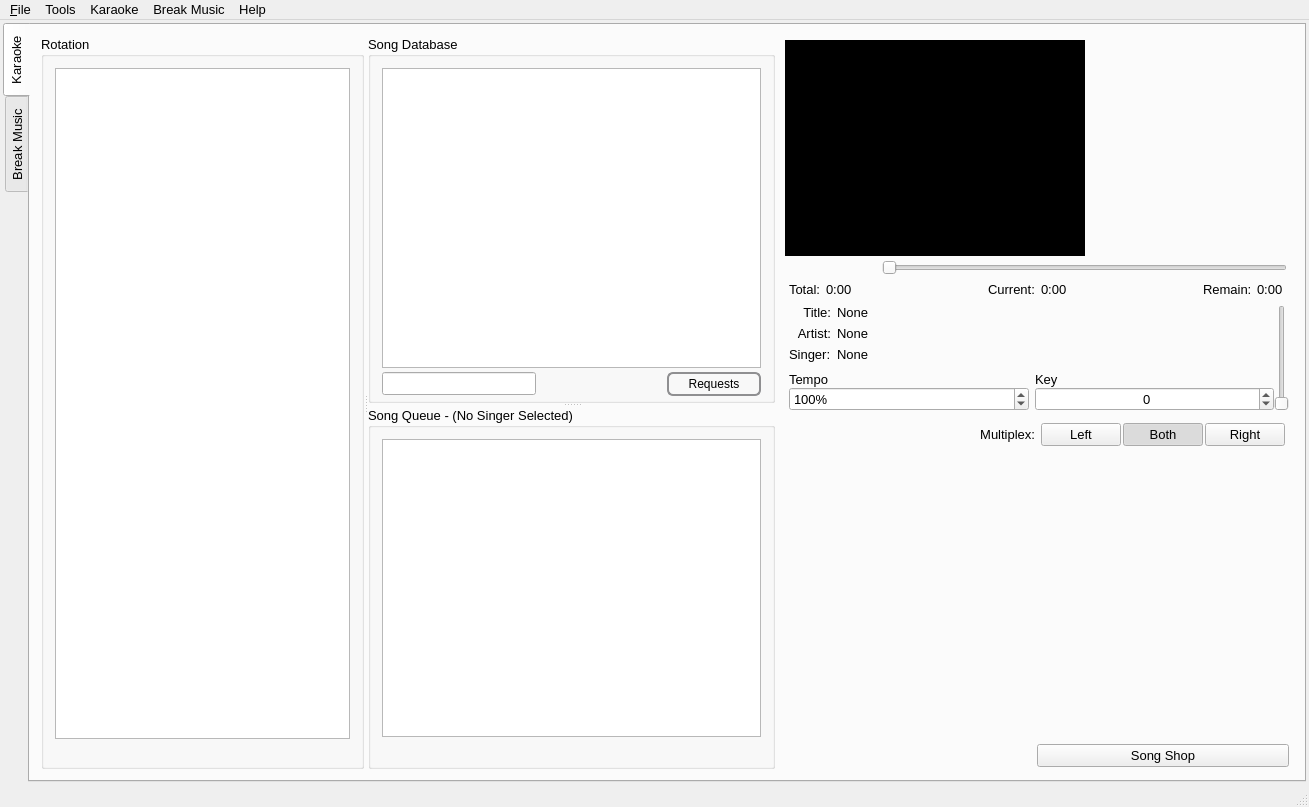
The window that OpenKJ/mainwindow.ui (OpenKJ/OpenKJ) describes before a commit, drawn with Qt 5.
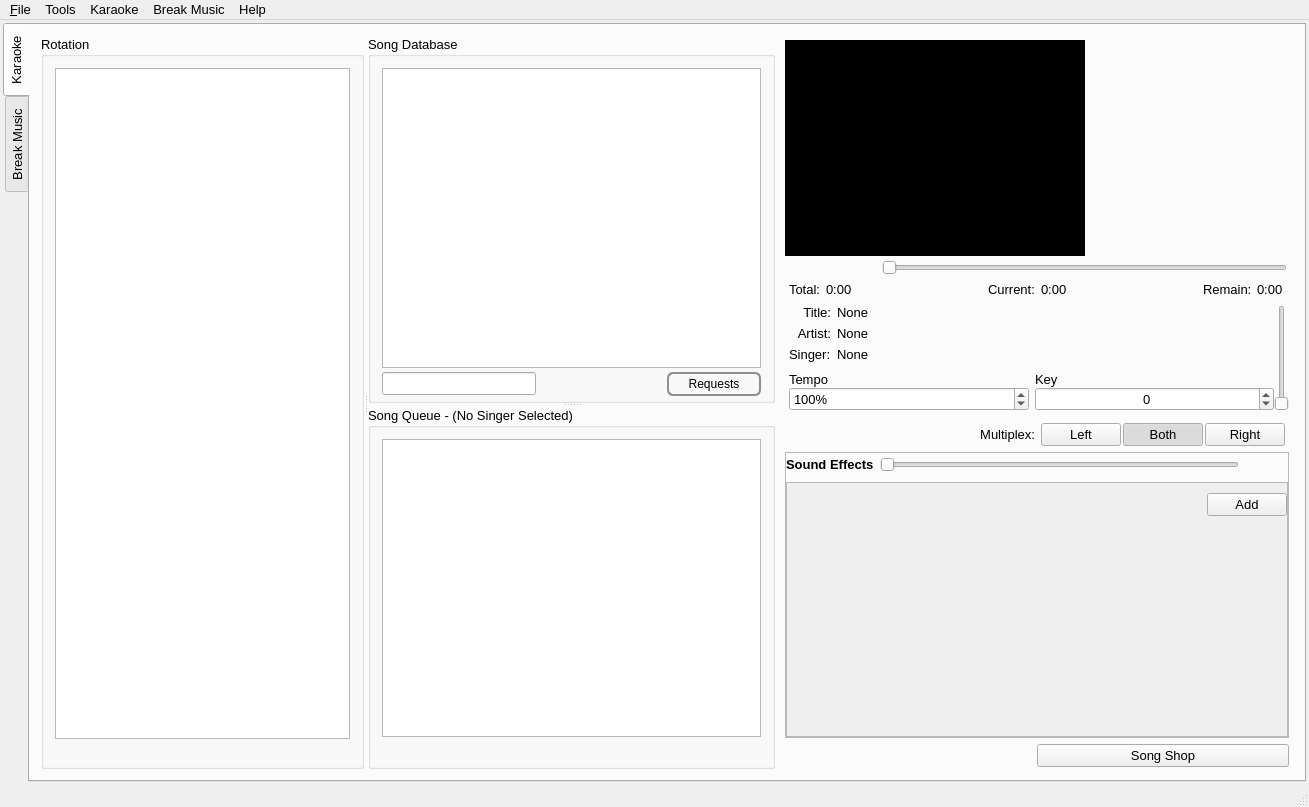
The same window after the commit. Icons and pictures are not drawn. Custom widgets are drawn as their Qt base class.

Commit message:
Add sound effects functionality to karaoke
Intended use is short clips such as canned applause, funny stuff, etc

The edit to the form file:
```diff
--- a/OpenKJ/mainwindow.ui
+++ b/OpenKJ/mainwindow.ui
@@ -1777,17 +1777,159 @@
             </layout>
            </item>
            <item>
-            <spacer name="verticalSpacer">
-             <property name="orientation">
-              <enum>Qt::Vertical</enum>
+            <widget class="QFrame" name="frame_3">
+             <property name="frameShape">
+              <enum>QFrame::StyledPanel</enum>
              </property>
-             <property name="sizeHint" stdset="0">
-              <size>
-               <width>20</width>
-               <height>40</height>
-              </size>
+             <property name="frameShadow">
+              <enum>QFrame::Sunken</enum>
              </property>
-            </spacer>
+             <layout class="QVBoxLayout" name="verticalLayout_11">
+              <property name="leftMargin">
+               <number>0</number>
+              </property>
+              <property name="topMargin">
+               <number>0</number>
+              </property>
+              <property name="rightMargin">
+               <number>0</number>
+              </property>
+              <property name="bottomMargin">
+               <number>0</number>
+              </property>
+              <item>
+               <layout class="QHBoxLayout" name="horizontalLayout_13">
+                <property name="topMargin">
+                 <number>0</number>
+                </property>
+                <item>
+                 <widget class="QLabel" name="label_2">
+                  <property name="sizePolicy">
+                   <sizepolicy hsizetype="Preferred" vsizetype="Minimum">
+                    <horstretch>0</horstretch>
+                    <verstretch>0</verstretch>
+                   </sizepolicy>
+                  </property>
+                  <property name="text">
+                   <string>&lt;html&gt;&lt;head/&gt;&lt;body&gt;&lt;p&gt;&lt;span style=&quot; font-weight:600;&quot;&gt;Sound Effects&lt;/span&gt;&lt;/p&gt;&lt;/body&gt;&lt;/html&gt;</string>
+                  </property>
+                  <property name="textFormat">
+                   <enum>Qt::RichText</enum>
+                  </property>
+                  <property name="margin">
+                   <number>10</number>
+                  </property>
+                 </widget>
+                </item>
+                <item>
+                 <widget class="QSlider" name="sliderSfxPos">
+                  <property name="sizePolicy">
+                   <sizepolicy hsizetype="Expanding" vsizetype="Fixed">
+                    <horstretch>0</horstretch>
+                    <verstretch>0</verstretch>
+                   </sizepolicy>
+                  </property>
+                  <property name="orientation">
+                   <enum>Qt::Horizontal</enum>
+                  </property>
+                 </widget>
+                </item>
+                <item>
+                 <widget class="QPushButton" name="btnSfxStop">
+                  <property name="focusPolicy">
+                   <enum>Qt::NoFocus</enum>
+                  </property>
+                  <property name="icon">
+                   <iconset resource="resources.qrc">
+                    <normaloff>:/icons/stop</normaloff>:/icons/stop</iconset>
+                  </property>
+                  <property name="flat">
+                   <bool>true</bool>
+                  </property>
+                 </widget>
+                </item>
+               </layout>
+              </item>
+              <item>
+               <widget class="QScrollArea" name="scrollArea">
+                <property name="widgetResizable">
+                 <bool>true</bool>
+                </property>
+                <widget class="QWidget" name="scrollAreaWidgetContents">
+                 <property name="geometry">
+                  <rect>
+                   <x>0</x>
+                   <y>0</y>
+                   <width>492</width>
+                   <height>168</height>
+                  </rect>
+                 </property>
+                 <layout class="QVBoxLayout" name="verticalLayout_2" stretch="1,0,1">
+                  <property name="leftMargin">
+                   <number>0</number>
+                  </property>
+                  <property name="topMargin">
+                   <number>0</number>
+                  </property>
+                  <property name="rightMargin">
+                   <number>0</number>
+                  </property>
+                  <property name="bottomMargin">
+                   <number>0</number>
+                  </property>
+                  <item>
+                   <layout class="QGridLayout" name="sfxButtonGrid">
+                    <property name="sizeConstraint">
+                     <enum>QLayout::SetMaximumSize</enum>
+                    </property>
+                   </layout>
+                  </item>
+                  <item>
+                   <layout class="QHBoxLayout" name="horizontalLayout_15">
+                    <property name="topMargin">
+                     <number>10</number>
+                    </property>
+                    <item>
+                     <spacer name="horizontalSpacer_11">
+                      <property name="orientation">
+                       <enum>Qt::Horizontal</enum>
+                      </property>
+                      <property name="sizeHint" stdset="0">
+                       <size>
+                        <width>40</width>
+                        <height>20</height>
+                       </size>
+                      </property>
+                     </spacer>
+                    </item>
+                    <item>
+                     <widget class="QPushButton" name="btnAddSfx">
+                      <property name="text">
+                       <string>Add</string>
+                      </property>
+                     </widget>
+                    </item>
+                   </layout>
+                  </item>
+                  <item>
+                   <spacer name="verticalSpacer">
+                    <property name="orientation">
+                     <enum>Qt::Vertical</enum>
+                    </property>
+                    <property name="sizeHint" stdset="0">
+                     <size>
+                      <width>20</width>
+                      <height>40</height>
+                     </size>
+                    </property>
+                   </spacer>
+                  </item>
+                 </layout>
+                </widget>
+               </widget>
+              </item>
+             </layout>
+            </widget>
            </item>
            <item>
             <layout class="QHBoxLayout" name="horizontalLayout_25">
```
The commit also changes 15 other files.
